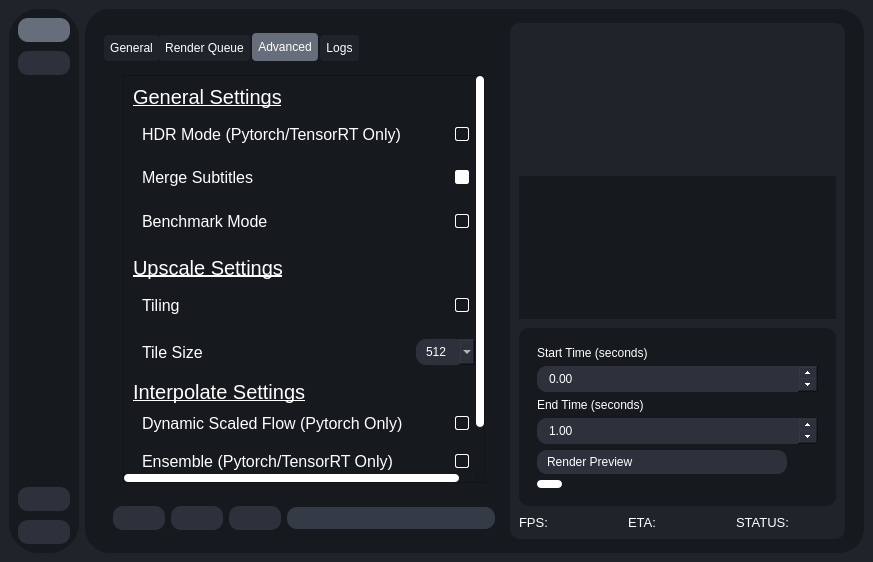
Qt form testRVEInterface.ui (gokulmc/enhance_crop) before a commit.
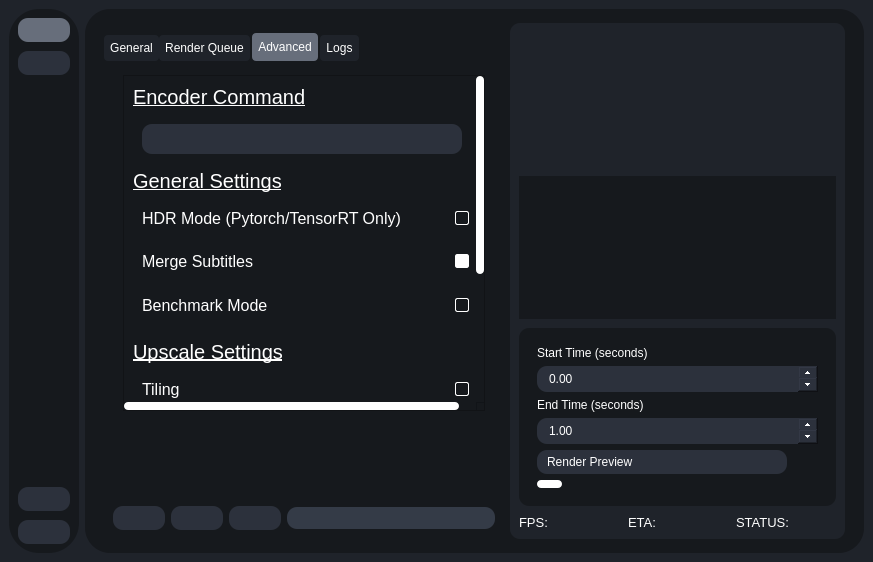
The same form after that commit. The open tabs and pages were chosen to show the change. Icons and pictures are not drawn.

```diff
--- a/testRVEInterface.ui
+++ b/testRVEInterface.ui
@@ -1837,8 +1837,14 @@
                            <string>Advanced</string>
                           </attribute>
                           <layout class="QVBoxLayout" name="verticalLayout_29">
-                           <item>
+                           <item alignment="Qt::AlignmentFlag::AlignTop">
                             <widget class="QScrollArea" name="scrollArea_5">
+                             <property name="sizePolicy">
+                              <sizepolicy hsizetype="MinimumExpanding" vsizetype="Expanding">
+                               <horstretch>0</horstretch>
+                               <verstretch>0</verstretch>
+                              </sizepolicy>
+                             </property>
                              <property name="widgetResizable">
                               <bool>true</bool>
                              </property>
@@ -1850,12 +1856,102 @@
                                <rect>
                                 <x>0</x>
                                 <y>0</y>
-                                <width>376</width>
-                                <height>474</height>
+                                <width>369</width>
+                                <height>578</height>
                                </rect>
                               </property>
                               <layout class="QVBoxLayout" name="verticalLayout_33">
-                               <item>
+                               <item alignment="Qt::AlignmentFlag::AlignTop">
+                                <widget class="QWidget" name="widget_34" native="true">
+                                 <layout class="QVBoxLayout" name="verticalLayout_36">
+                                  <property name="spacing">
+                                   <number>0</number>
+                                  </property>
+                                  <property name="leftMargin">
+                                   <number>0</number>
+                                  </property>
+                                  <property name="topMargin">
+                                   <number>0</number>
+                                  </property>
+                                  <property name="rightMargin">
+                                   <number>0</number>
+                                  </property>
+                                  <property name="bottomMargin">
+                                   <number>0</number>
+                                  </property>
+                                  <item>
+                                   <widget class="QWidget" name="widget_33" native="true">
+                                    <layout class="QVBoxLayout" name="verticalLayout_9">
+                                     <property name="leftMargin">
+                                      <number>0</number>
+                                     </property>
+                                     <property name="topMargin">
+                                      <number>0</number>
+                                     </property>
+                                     <property name="rightMargin">
+                                      <number>0</number>
+                                     </property>
+                                     <property name="bottomMargin">
+                                      <number>0</number>
+                                     </property>
+                                     <item>
+                                      <widget class="QLabel" name="label_74">
+                                       <property name="font">
+                                        <font>
+                                         <pointsize>15</pointsize>
+                                         <underline>true</underline>
+                                        </font>
+                                       </property>
+                                       <property name="text">
+                                        <string>Encoder Command</string>
+                                       </property>
+                                      </widget>
+                                     </item>
+                                     <item>
+                                      <widget class="QWidget" name="widget_32" native="true">
+                                       <layout class="QHBoxLayout" name="horizontalLayout_51">
+                                        <item alignment="Qt::AlignmentFlag::AlignTop">
+                                         <widget class="QLineEdit" name="EncoderCommand">
+                                          <property name="minimumSize">
+                                           <size>
+                                            <width>0</width>
+                                            <height>30</height>
+                                           </size>
+                                          </property>
+                                         </widget>
+                                        </item>
+                                        <item alignment="Qt::AlignmentFlag::AlignTop">
+                                         <widget class="QLabel" name="label_75">
+                                          <property name="maximumSize">
+                                           <size>
+                                            <width>25</width>
+                                            <height>25</height>
+                                           </size>
+                                          </property>
+                                          <property name="toolTip">
+                                           <string>&lt;html&gt;&lt;head/&gt;&lt;body&gt;&lt;p&gt;&lt;span style=" font-weight:700;"&gt;Encoder command:&lt;/span&gt;&lt;/p&gt;&lt;p&gt;&lt;span style=" font-weight:700;"&gt;     -&lt;/span&gt; Encoder settings passed to FFMpeg, can be manually tweaked.&lt;/p&gt;&lt;/body&gt;&lt;/html&gt;</string>
+                                          </property>
+                                          <property name="text">
+                                           <string />
+                                          </property>
+                                          <property name="pixmap">
+                                           <pixmap resource="resources.qrc">:/icons/icons/info.svg</pixmap>
+                                          </property>
+                                          <property name="scaledContents">
+                                           <bool>true</bool>
+                                          </property>
+                                         </widget>
+                                        </item>
+                                       </layout>
+                                      </widget>
+                                     </item>
+                                    </layout>
+                                   </widget>
+                                  </item>
+                                 </layout>
+                                </widget>
+                               </item>
+                               <item alignment="Qt::AlignmentFlag::AlignTop">
                                 <widget class="QWidget" name="generalContainer" native="true">
                                  <property name="sizePolicy">
                                   <sizepolicy hsizetype="Preferred" vsizetype="Fixed">
@@ -2120,7 +2216,7 @@
                                  </layout>
                                 </widget>
                                </item>
-                               <item>
+                               <item alignment="Qt::AlignmentFlag::AlignTop">
                                 <widget class="QWidget" name="upscaleContainer" native="true">
                                  <property name="minimumSize">
                                   <size>
@@ -2310,7 +2406,7 @@
                                  </layout>
                                 </widget>
                                </item>
-                               <item>
+                               <item alignment="Qt::AlignmentFlag::AlignTop">
                                 <widget class="QWidget" name="interpolateContainer_2" native="true">
                                  <layout class="QVBoxLayout" name="interpolateContainer">
                                   <property name="spacing">
```
Left out of the diff: 36 changed lines with no effect on the pictures.
